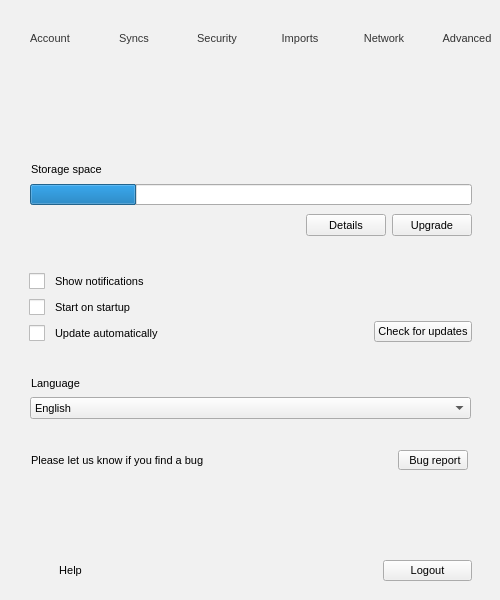
Qt form src/MEGASync/gui/linux/SettingsDialog.ui (meganz/MEGAsync) before a commit.
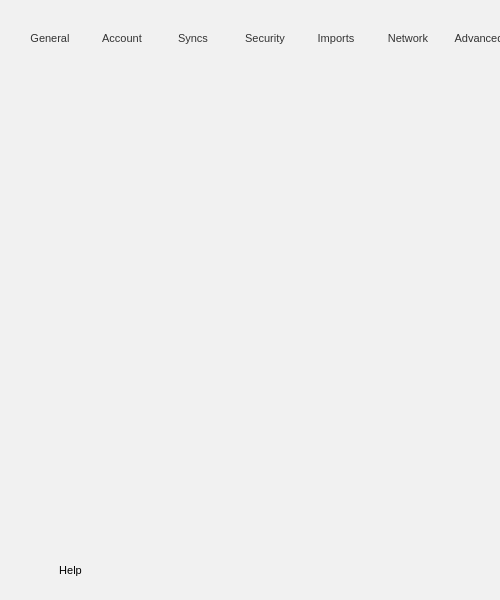
The same form after that commit. Icons and pictures are not drawn. Custom widgets are drawn as their Qt base class.

Commit message: Add Settings\General tab button and page

What changed in the file:
```diff
--- a/src/MEGASync/gui/linux/SettingsDialog.ui
+++ b/src/MEGASync/gui/linux/SettingsDialog.ui
@@ -261,6 +261,7 @@
         <property name="currentIndex">
          <number>0</number>
         </property>
+        <widget class="QWidget" name="wGeneralFooter"/>
         <widget class="QWidget" name="wAccountFooter">
          <layout class="QVBoxLayout" name="verticalLayout_12">
           <property name="spacing">
@@ -440,6 +441,52 @@
       <property name="bottomMargin">
        <number>0</number>
       </property>
+      <item>
+       <widget class="QToolButton" name="bGeneral">
+        <property name="minimumSize">
+         <size>
+          <width>100</width>
+          <height>76</height>
+         </size>
+        </property>
+        <property name="maximumSize">
+         <size>
+          <width>100</width>
+          <height>76</height>
+         </size>
+        </property>
+        <property name="font">
+         <font>
+          <pointsize>-1</pointsize>
+         </font>
+        </property>
+        <property name="focusPolicy">
+         <enum>Qt::StrongFocus</enum>
+        </property>
+        <property name="text">
+         <string>General</string>
+        </property>
+        <property name="icon">
+         <iconset resource="../Resources_linux.qrc">
+          <normaloff>:/images/settings-general.png</normaloff>:/images/settings-general.png</iconset>
+        </property>
+        <property name="iconSize">
+         <size>
+          <width>32</width>
+          <height>32</height>
+         </size>
+        </property>
+        <property name="checkable">
+         <bool>true</bool>
+        </property>
+        <property name="autoExclusive">
+         <bool>true</bool>
+        </property>
+        <property name="toolButtonStyle">
+         <enum>Qt::ToolButtonTextUnderIcon</enum>
+        </property>
+       </widget>
+      </item>
       <item>
        <widget class="QToolButton" name="bAccount">
         <property name="minimumSize">
@@ -751,6 +798,7 @@
      <property name="currentIndex">
       <number>0</number>
      </property>
+     <widget class="QWidget" name="pGeneral"/>
      <widget class="QWidget" name="pAccount">
       <property name="sizePolicy">
        <sizepolicy hsizetype="Preferred" vsizetype="Maximum">
```
Left out of the diff: 4 changed lines with no effect on the pictures. The commit also changes 9 other files.
